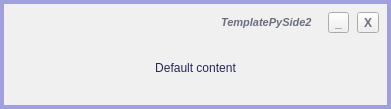
This is src/Ui/AppWindow.ui in NikolayRag/chromatic as Qt 5 draws it before an edit. The edited form follows.
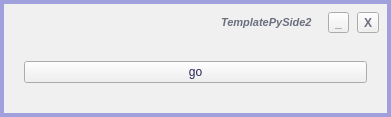
This is the edited form.

```diff
--- a/src/Ui/AppWindow.ui
+++ b/src/Ui/AppWindow.ui
@@ -181,12 +181,9 @@
            <number>25</number>
           </property>
           <item row="0" column="0">
-           <widget class="QLabel" name="labContent">
+           <widget class="QPushButton" name="btnColor">
             <property name="text">
-             <string>Default content</string>
-            </property>
-            <property name="alignment">
-             <set>Qt::AlignCenter</set>
+             <string>go</string>
             </property>
            </widget>
           </item>
```
